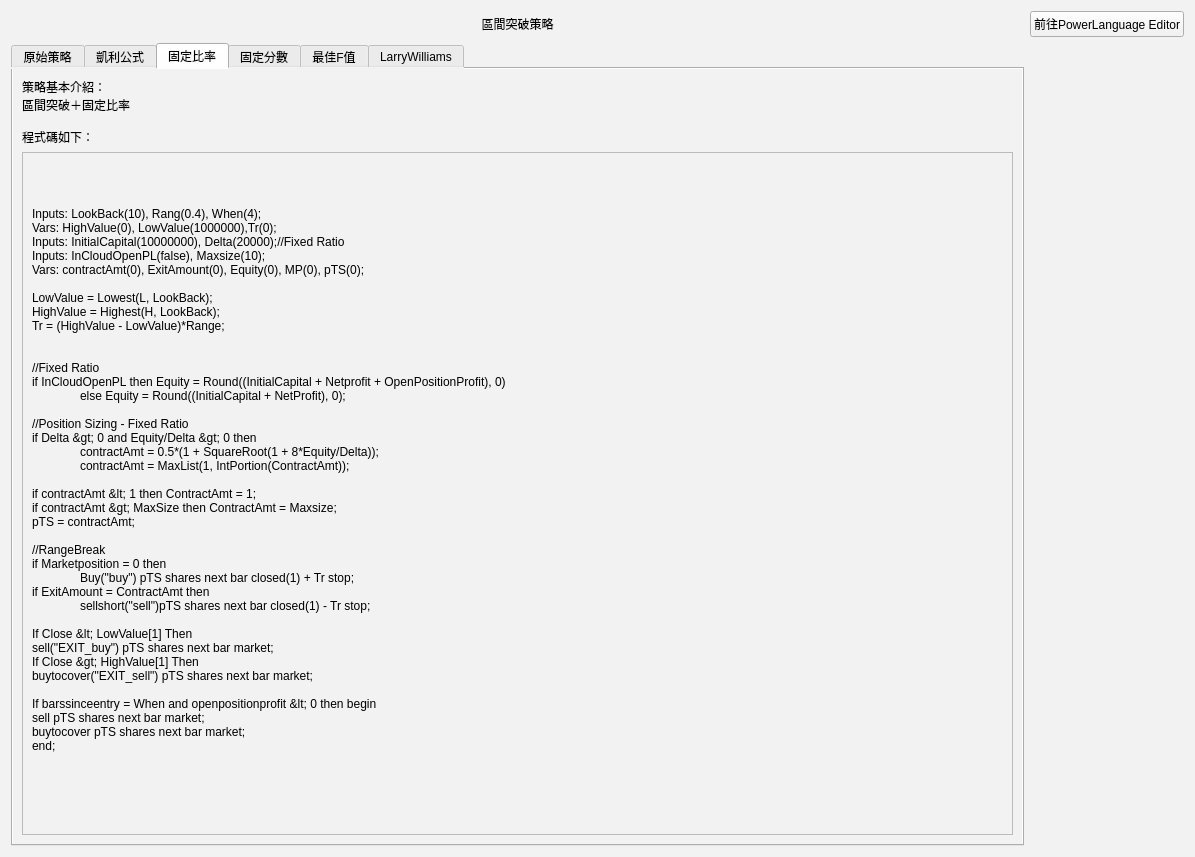
Before: the Qt Designer form RangeBreak_Strategies_UI.ui in allen93075/Winner, drawn with Qt 5.
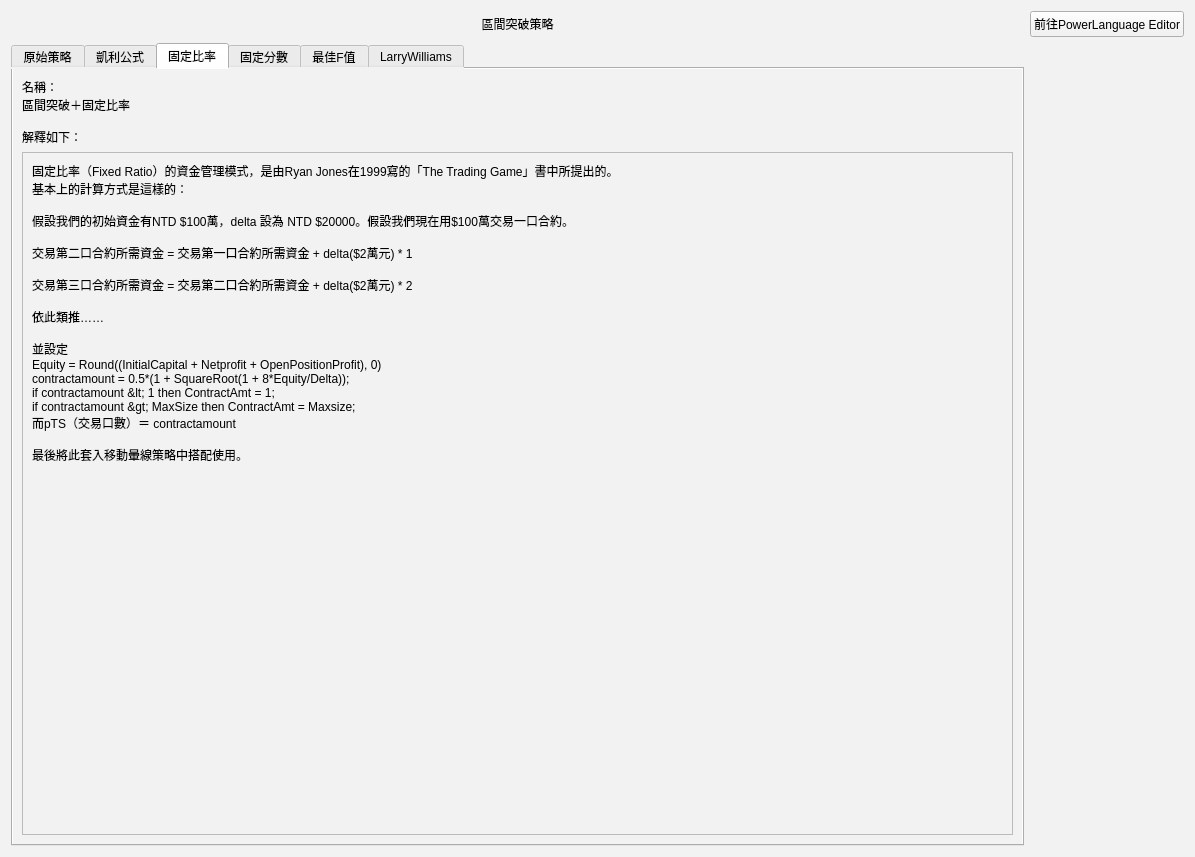
After: the same form once the commit is applied. The open tabs and pages were chosen to show the change.

Commit message: 策略介面、內容修改

```diff
--- a/RangeBreak_Strategies_UI.ui
+++ b/RangeBreak_Strategies_UI.ui
@@ -205,10 +205,10 @@
        <item row="0" column="0">
         <widget class="QLabel" name="label_4">
          <property name="text">
-          <string>策略基本介紹：
+          <string>名稱：
 區間突破＋固定比率
 
-程式碼如下：</string>
+解釋如下：</string>
          </property>
         </widget>
        </item>
@@ -223,55 +223,37 @@
             <x>0</x>
             <y>0</y>
             <width>948</width>
-            <height>680</height>
+            <height>664</height>
            </rect>
           </property>
           <layout class="QGridLayout" name="gridLayout_10">
            <item row="0" column="0">
             <widget class="QLabel" name="label_11">
              <property name="text">
-              <string>Inputs: LookBack(10), Rang(0.4), When(4);
-Vars: HighValue(0), LowValue(1000000),Tr(0);
-Inputs: InitialCapital(10000000), Delta(20000);//Fixed Ratio
-Inputs: InCloudOpenPL(false), Maxsize(10);
-Vars: contractAmt(0), ExitAmount(0), Equity(0), MP(0), pTS(0);
+              <string>固定比率（Fixed Ratio）的資金管理模式，是由Ryan Jones在1999寫的「The Trading Game」書中所提出的。
+基本上的計算方式是這樣的：
 
-LowValue = Lowest(L, LookBack);
-HighValue = Highest(H, LookBack);
-Tr = (HighValue - LowValue)*Range;
+假設我們的初始資金有NTD $100萬，delta 設為 NTD $20000。假設我們現在用$100萬交易一口合約。
 
+交易第二口合約所需資金 = 交易第一口合約所需資金 + delta($2萬元) * 1
 
-//Fixed Ratio
-if InCloudOpenPL then Equity = Round((InitialCapital + Netprofit + OpenPositionProfit), 0)
-	else Equity = Round((InitialCapital + NetProfit), 0);
+交易第三口合約所需資金 = 交易第二口合約所需資金 + delta($2萬元) * 2
 
-//Position Sizing - Fixed Ratio
-if Delta &gt; 0 and Equity/Delta &gt; 0 then
-	contractAmt = 0.5*(1 + SquareRoot(1 + 8*Equity/Delta));
-	contractAmt = MaxList(1, IntPortion(ContractAmt));
+依此類推……
 
-if contractAmt &lt; 1 then ContractAmt = 1;
-if contractAmt &gt; MaxSize then ContractAmt = Maxsize;
-pTS = contractAmt;
+並設定
+Equity = Round((InitialCapital + Netprofit + OpenPositionProfit), 0)
+contractamount = 0.5*(1 + SquareRoot(1 + 8*Equity/Delta));
+if contractamount &lt; 1 then ContractAmt = 1;
+if contractamount &gt; MaxSize then ContractAmt = Maxsize;
+而pTS（交易口數）＝ contractamount
 
-//RangeBreak
-if Marketposition = 0 then
-	Buy(&quot;buy&quot;) pTS shares next bar closed(1) + Tr stop;
-if ExitAmount = ContractAmt then
-	sellshort(&quot;sell&quot;)pTS shares next bar closed(1) - Tr stop;
-
-If Close &lt; LowValue[1] Then
-sell(&quot;EXIT_buy&quot;) pTS shares next bar market;
-If Close &gt; HighValue[1] Then
-buytocover(&quot;EXIT_sell&quot;) pTS shares next bar market;
-
-If barssinceentry = When and openpositionprofit &lt; 0 then begin
-sell pTS shares next bar market;
-buytocover pTS shares next bar market;
-end;
-
+最後將此套入移動暈線策略中搭配使用。
 </string>
              </property>
+             <property name="alignment">
+              <set>Qt::AlignLeading|Qt::AlignLeft|Qt::AlignTop</set>
+             </property>
             </widget>
            </item>
           </layout>
```
Left out of the diff: 218 changed lines with no effect on the pictures. The commit also changes 7 other files.
